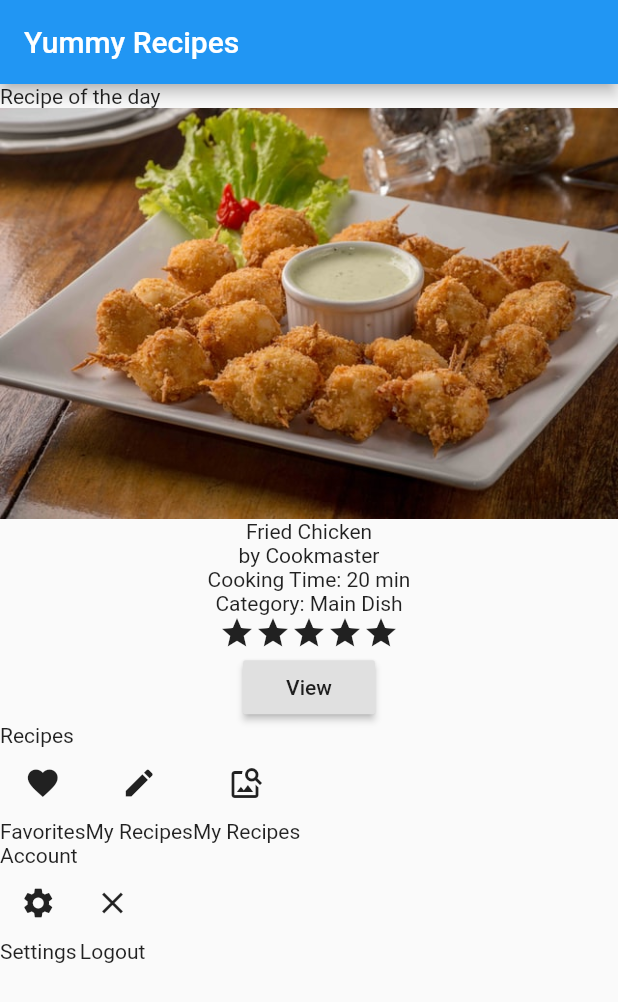
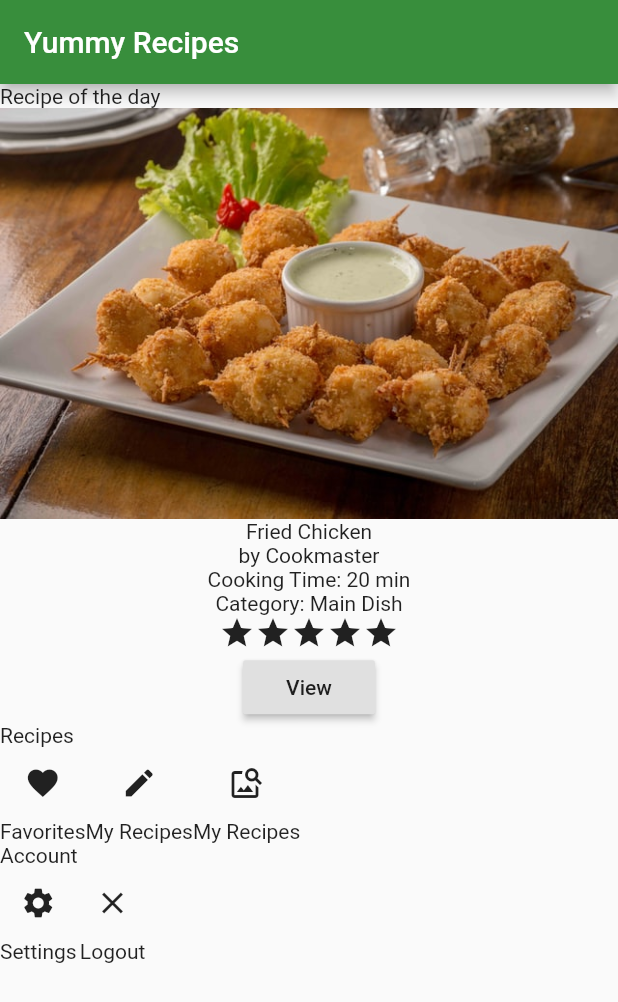
Before and after one commit to djaldave/flutter_widgets-Remake, a Flutter app: the screen it shows after launch, on a phone screen of 412 x 824 dp. Shown: the top 1002 px of the screen. Run offline on Flutter 3.47's test engine with Material 2 defaults, Android fonts, the phone set to English and light mode, and no system bars.

Commit message:
background color

```diff
--- a/lib/homepage.dart
+++ b/lib/homepage.dart
@@ -10,6 +10,7 @@ class HomePage extends StatelessWidget {
     return Scaffold(
       appBar: AppBar(
         title: Text("Yummy Recipes"),
+        backgroundColor: Color.fromRGBO(56, 142, 60, 1),
       ),
       body: Container(
         child: Column(
```
